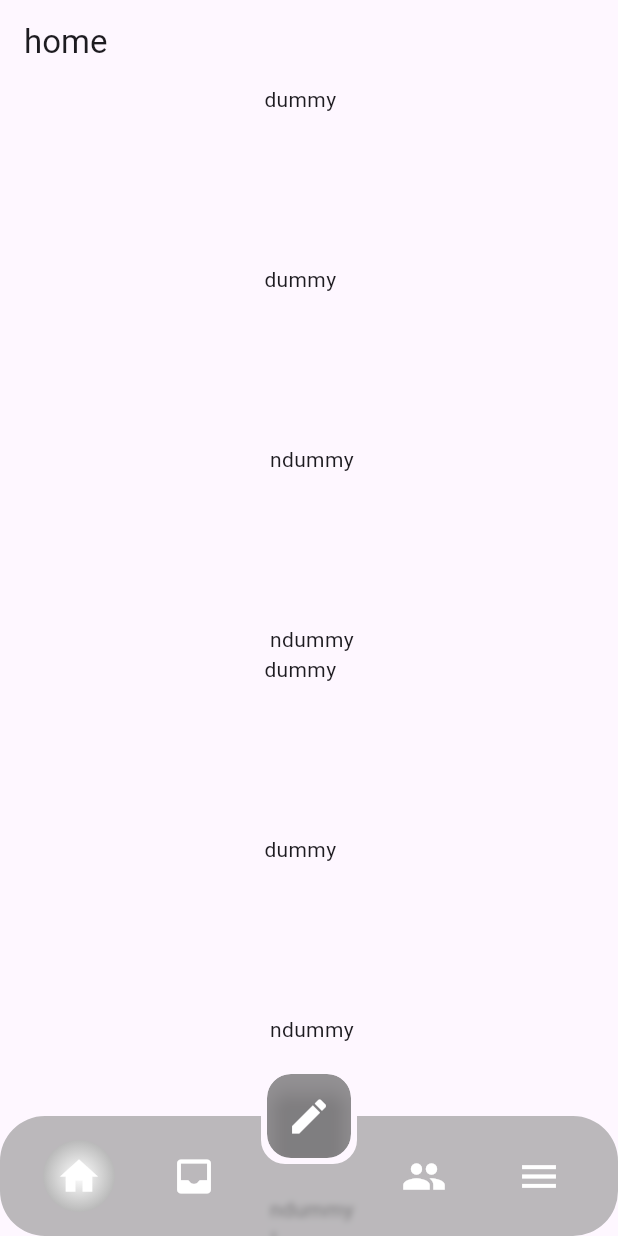
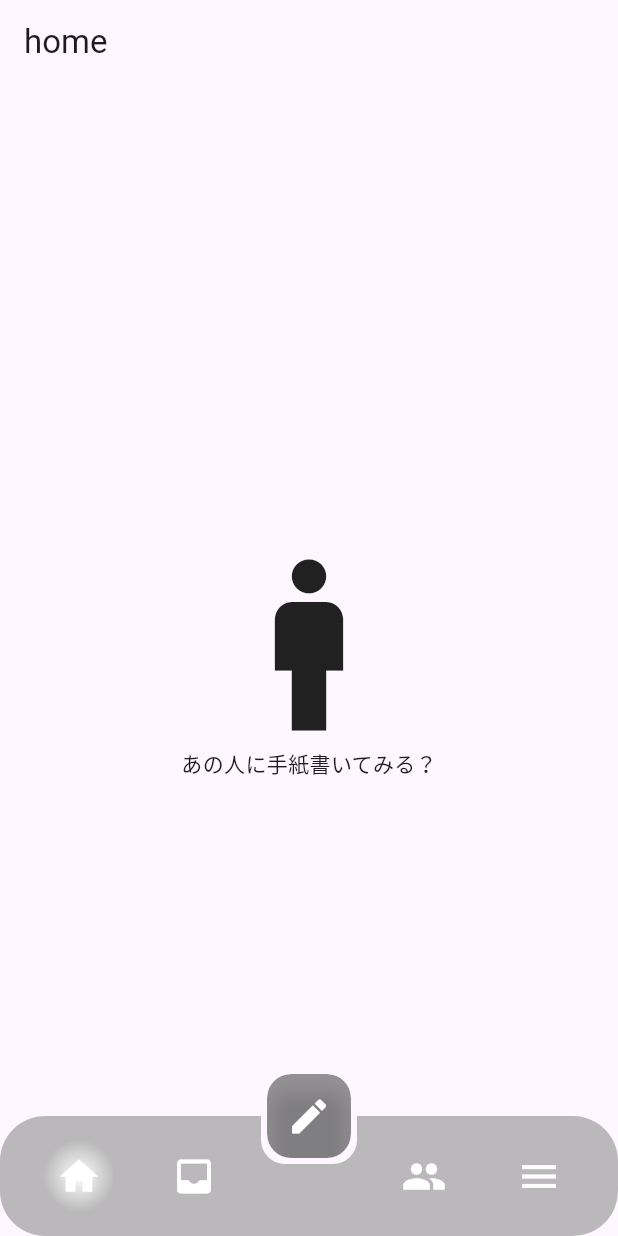
Before and after one commit to hondaya14/dearu-app, a Flutter app: the screen it shows after launch, on a phone screen of 412 x 824 dp. Run offline on Flutter 3.47's test engine with Material 3 defaults, Android fonts, the phone set to English and light mode, and no system bars; our stand-ins replace flutter_riverpod, go_router, logger.

Commit message:
Implement screens

```diff
--- a/lib/home/presentation/home_screen.dart
+++ b/lib/home/presentation/home_screen.dart
@@ -1,37 +1,56 @@
 import 'package:flutter/material.dart';
 
-class HomeScreen extends StatelessWidget {
+class HomeScreen extends StatefulWidget {
   const HomeScreen({super.key});
 
   @override
-  Widget build(BuildContext context) {
-    return const SingleChildScrollView(
+  State<HomeScreen> createState() => _HomeScreenState();
+}
+
+class _HomeScreenState extends State<HomeScreen> {
+  final whisper = [
+    'あの人に手紙書いてみる？',
+    '君の字、綺麗だね',
+    '書いた文字は、より心が伝わるよ。',
+    '普段言えない ありがとう。を伝えよう',
+  ];
+  int whisper_index = 0;
+
+  @override
+  void initState() {
+    super.initState();
+    whisper_index = 0;
+  }
+
+  void changeWhisper() {
+    setState(() {
+      whisper_index = (whisper_index + 1) % (whisper.length - 1);
+    });
+  }
+
+  @override
+  Widget build(final BuildContext context) {
+    final Size size = MediaQuery.of(context).size;
+    return Center(
       child: Column(
+        mainAxisAlignment: MainAxisAlignment.center,
         children: [
-          Center(child: Text('dummy\n\n\n\n\n\ndummy\n\n\n\n\n\n ndummy\n\n\n\n\n\n ndummy')),
-          Center(child: Text('dummy\n\n\n\n\n\ndummy\n\n\n\n\n\n ndummy\n\n\n\n\n\n ndummy')),
-          Center(child: Text('dummy\n\n\n\n\n\ndummy\n\n\n\n\n\n ndummy\n\n\n\n\n\n ndummy')),
+          GestureDetector(
+            onTap: () {
+              changeWhisper();
+            },
+            child: Column(
+              children: [
+                Icon(
+                  Icons.man_outlined,
+                  size: size.width / 3,
+                ),
+                Text(whisper[whisper_index]),
+              ],
+            ),
+          ),
         ],
       ),
     );
   }
-
-// BottomNavigationBar bottomNavigationBar() {
-//   return BottomNavigationBar(
-//     elevation: 0,
-//     type: BottomNavigationBarType.fixed,
-//     backgroundColor: CustomColor.bgBNB,
-//     showSelectedLabels: false,
-//     showUnselectedLabels: false,
-//     currentIndex: 0,
-//     // items count is must be odd because of fab.
-//     items: [
-//       BottomNavigationBarItem(icon: Icon(Icons.home, color: CustomColor.icon), label: ''),
-//       BottomNavigationBarItem(icon: Icon(Icons.book, color: CustomColor.icon), label: ''),
-//       BottomNavigationBarItem(icon: Icon(Icons.edit, color: CustomColor.icon), label: ''),
-//       BottomNavigationBarItem(icon: Icon(Icons.group, color: CustomColor.icon), label: ''),
-//       BottomNavigationBarItem(icon: Icon(Icons.settings, color: CustomColor.icon), label: ''),
-//     ],
-//   );
-// }
 }
--- a/pubspec.yaml
+++ b/pubspec.yaml
@@ -38,6 +38,7 @@ dependencies:
   go_router: ^10.1.0
   flutter_riverpod: ^2.3.7
   logger: ^2.0.2
+  url_launcher: ^6.3.1
 
 dev_dependencies:
   flutter_test:
```
Also changed, not shown: lib/setting/presentation/setting_screen.dart (+22 -5 lines), 11 other files.
